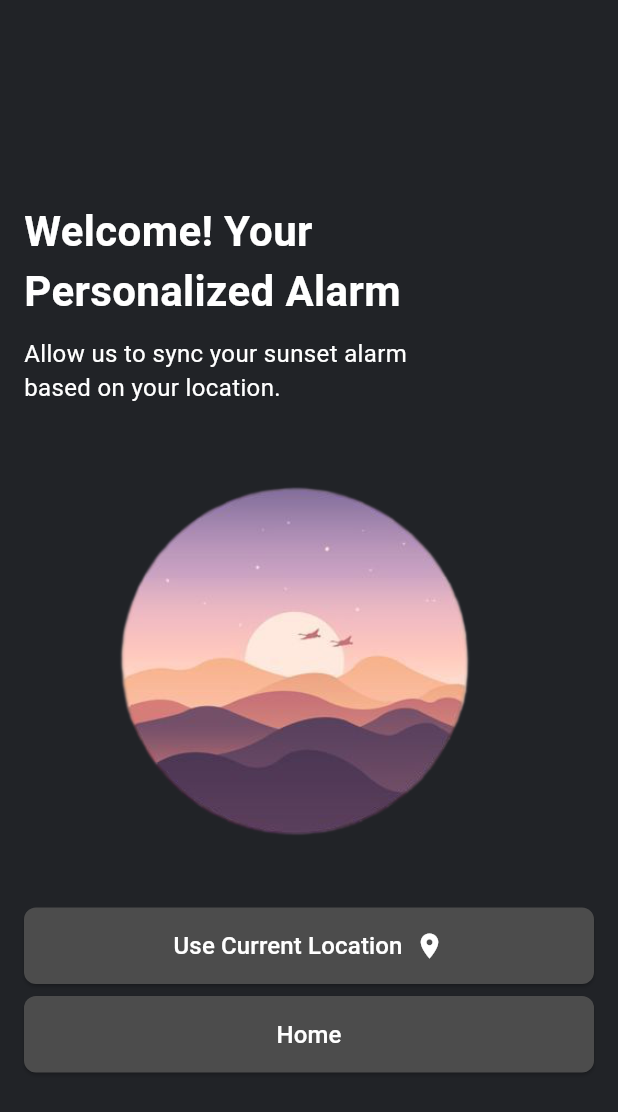
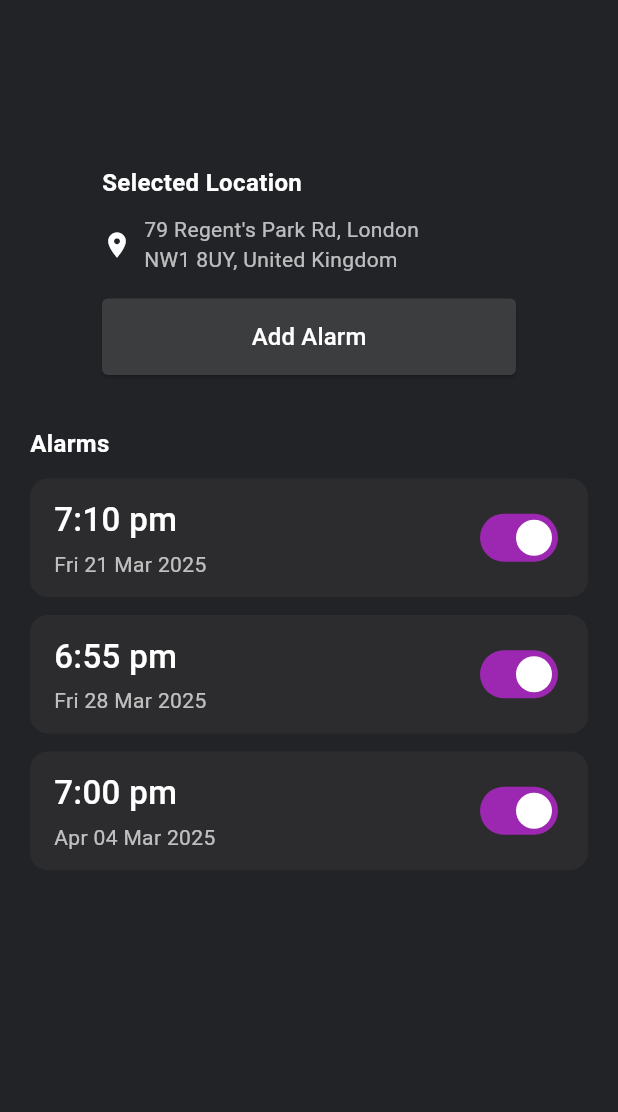
Before and after one commit to nahidhasanniloy/flutter_onboarding_screen_task, a Flutter app: the screen it shows after launch, after a tap on "Skip", after a tap on "Home", on a phone screen of 412 x 824 dp. Shown: the top 1112 px of the screen. Run offline on Flutter 3.47's test engine with Material 3 defaults, Android fonts, the phone set to English and light mode, and no system bars.

Commit message:
Add custom widgets and some changes in this project

```diff
--- a/lib/Screens/HomeScreen/home_screen.dart
+++ b/lib/Screens/HomeScreen/home_screen.dart
@@ -1,7 +1,8 @@
 import 'package:flutter/material.dart';
 import 'package:task/utils/colors.dart';
-import 'package:task/widgets/custom_button.dart';
-import '../../utils/text_style.dart';
+
+import '../../widgets/custom_button.dart';
+import '../LocationScreen/alarm_widget.dart';
 
 class HomeScreen extends StatelessWidget {
   const HomeScreen({super.key});
@@ -10,58 +11,95 @@ class HomeScreen extends StatelessWidget {
   Widget build(BuildContext context) {
     return Scaffold(
       backgroundColor: AppColors.backgroundColor,
-      body: Column(
-        children: [
-          Padding(
-            padding: const EdgeInsets.symmetric(horizontal: 16, vertical: 10),
+      body: SafeArea(
+        child: Padding(
+          padding: const EdgeInsets.all(20),
           child: Column(
             crossAxisAlignment: CrossAxisAlignment.start,
             children: [
-                SizedBox(height: 124),
-                Container(
-                  alignment: Alignment.centerLeft,
-                  child: headingTwo(
-                    data: 'Welcome! Your\nPersonalized Alarm',
+              const SizedBox(height: 80),
+              // ==============================  Selected Location Section
+              Padding(
+                padding: const EdgeInsets.symmetric(horizontal:48,vertical: 10),
+                child: Column(
+                  crossAxisAlignment: CrossAxisAlignment.start,
+                  children: [
+                    const Text(
+                      "Selected Location",
+                      style: TextStyle(
+                        color: Colors.white,
+                        fontSize: 16,
                         fontWeight: FontWeight.w600,
-                    textColor: Colors.white,
                       ),
                     ),
-                SizedBox(height: 10),
-                headingThree(
-                  data:
-                      'Allow us to sync your sunset alarm\nbased on your location.',
-                  textColor: AppColors.whiteColor,
-                ),
-                SizedBox(height: 16),
-
-                SizedBox(
-                  width: 360,
-                  height: 309,
-                  child: Image.asset(
-                    'assets/images/morning_picture.png',
-                    fit: BoxFit.cover,
+                    const SizedBox(height: 10),
+                    Row(
+                     // crossAxisAlignment: CrossAxisAlignment.start,
+                      mainAxisAlignment: MainAxisAlignment.center,
+                      children: const [
+                        Icon(Icons.location_on, color: Colors.white, size: 20,),
+                        SizedBox(width: 8),
+                        Expanded(
+                          child: Text(
+                            "79 Regent's Park Rd, London\nNW1 8UY, United Kingdom",
+                            style: TextStyle(color: Colors.white70, fontSize: 14),
                           ),
                         ),
-                SizedBox(height: 10),
+                      ],
+                    ),
+
+                    // selection section is end ===============================================================
+                    const SizedBox(height: 16),
+                    // =================================== custom button ==================================//
                     CustomButton(
-                  text: 'Use Current Location',
-                  onPressed: () {},
-                  color: AppColors.homeButtonColor,
-                  borderRadius: 8,
-                  suffixIcon: Icons.location_on,
+                      text: 'Add Alarm',
+                      onPressed: () {
+                        // Navigator.push(
+                        //   context,
+                        //   MaterialPageRoute(
+                        //     builder: (context) => const Onboarding3(),
+                        //   ),
+                        // );
+                      },
+                      color: AppColors.alarmButtonColor,
+                      borderRadius: 4,
                     ),
-                SizedBox(height: 8),
-                CustomButton(
-                  text: 'Home',
-                  onPressed: () {},
-                  color: AppColors.homeButtonColor,
-                  borderRadius: 8,
+
+                  ],
                 ),
+              ),
+
+
+
+              const SizedBox(height: 24),
+
+              // Alarms Section
+              const Text(
+                "Alarms",
+                style: TextStyle(
+                  color: Colors.white,
+                  fontSize: 16,
+                  fontWeight: FontWeight.w600,
+                ),
+              ),
+              const SizedBox(height: 12),
+
+              // Alarm List
+              Expanded(
+                child: ListView(
+                  children: const [
+                    AlarmTile(time: "7:10 pm", date: "Fri 21 Mar 2025"),
+                    SizedBox(height: 12),
+                    AlarmTile(time: "6:55 pm", date: "Fri 28 Mar 2025"),
+                    SizedBox(height: 12),
+                    AlarmTile(time: "7:00 pm", date: "Apr 04 Mar 2025"),
                   ],
                 ),
               ),
             ],
           ),
+        ),
+      ),
     );
   }
 }
--- /dev/null
+++ b/lib/Screens/LocationScreen/alarm_widget.dart
@@ -0,0 +1,51 @@
+import 'package:flutter/material.dart';
+
+class AlarmTile extends StatelessWidget {
+  final String time;
+  final String date;
+
+  const AlarmTile({super.key, required this.time, required this.date});
+
+  @override
+  Widget build(BuildContext context) {
+    return Container(
+      padding: const EdgeInsets.symmetric(horizontal: 16, vertical: 12),
+      decoration: BoxDecoration(
+        color: const Color(0xFF2C2C2E),
+        borderRadius: BorderRadius.circular(12),
+      ),
+      child: Row(
+        mainAxisAlignment: MainAxisAlignment.spaceBetween,
+        children: [
+          // Time + Date
+          Column(
+            crossAxisAlignment: CrossAxisAlignment.start,
+            children: [
+              Text(
+                time,
+                style: const TextStyle(
+                  fontSize: 22,
+                  color: Colors.white,
+                  fontWeight: FontWeight.w500,
+                ),
+              ),
+              const SizedBox(height: 4),
+              Text(
+                date,
+                style: const TextStyle(fontSize: 14, color: Colors.white70),
+              ),
+            ],
+          ),
+
+          // Switch
+          Switch(
+            value: true,
+            onChanged: (val) {},
+            activeColor: Colors.white,
+            activeTrackColor: Colors.purple,
+          ),
+        ],
+      ),
+    );
+  }
+}
--- /dev/null
+++ b/lib/Screens/LocationScreen/location_screen.dart
@@ -0,0 +1,73 @@
+import 'package:flutter/material.dart';
+import 'package:task/utils/colors.dart';
+import 'package:task/widgets/custom_button.dart';
+import '../../utils/text_style.dart';
+import '../HomeScreen/home_screen.dart';
+
+class LocationScreen extends StatelessWidget {
+  const LocationScreen ({super.key});
+
+  @override
+  Widget build(BuildContext context) {
+    return Scaffold(
+      backgroundColor: AppColors.backgroundColor,
+      body: Column(
+        children: [
+          Padding(
+            padding: const EdgeInsets.symmetric(horizontal: 16, vertical: 10),
+            child: Column(
+              crossAxisAlignment: CrossAxisAlignment.start,
+              children: [
+                SizedBox(height: 124),
+                Container(
+                  alignment: Alignment.centerLeft,
+                  child: headingTwo(
+                    data: 'Welcome! Your\nPersonalized Alarm',
+                    fontWeight: FontWeight.w600,
+                    textColor: Colors.white,
+                  ),
+                ),
+                SizedBox(height: 10),
+                headingThree(
+                  data:
+                      'Allow us to sync your sunset alarm\nbased on your location.',
+                  textColor: AppColors.whiteColor,
+                ),
+                SizedBox(height: 16),
+
+                SizedBox(
+                  width: 360,
+                  height: 309,
+                  child: Image.asset(
+                    'assets/images/morning_picture.png',
+                    fit: BoxFit.cover,
+                  ),
+                ),
+                SizedBox(height: 10),
+                CustomButton(
+                  text: 'Use Current Location',
+                  onPressed: () {},
+                  color: AppColors.homeButtonColor,
+                  borderRadius: 8,
+                  suffixIcon: Icons.location_on,
+                ),
+                SizedBox(height: 8),
+                CustomButton(
+                  text: 'Home',
+                  onPressed: () {
+                    Navigator.push(context, MaterialPageRoute(builder: (context) {
+                     return HomeScreen();
+                    },));
+
+                  },
+                  color: AppColors.homeButtonColor,
+                  borderRadius: 8,
+                ),
+              ],
+            ),
+          ),
+        ],
+      ),
+    );
+  }
+}
--- a/lib/Screens/onboarding.dart
+++ b/lib/Screens/onboarding.dart
@@ -2,7 +2,7 @@ import 'package:flutter/material.dart';
 import 'package:task/utils/colors.dart';
 import 'package:task/widgets/custom_button.dart';
 import '../widgets/indicator_widget.dart';
-import 'HomeScreen/home_screen.dart';
+import 'LocationScreen/location_screen.dart';
 import 'onboarding2.dart';
 
 class OnBoardingScreen extends StatelessWidget {
@@ -42,7 +42,7 @@ class OnBoardingScreen extends StatelessWidget {
                           Navigator.pushReplacement(
                             context,
                             MaterialPageRoute(
-                              builder: (context) => const HomeScreen(),
+                              builder: (context) => const LocationScreen(),
                             ),
                           );
                         },
--- a/lib/Screens/onboarding2.dart
+++ b/lib/Screens/onboarding2.dart
@@ -3,7 +3,7 @@ import 'package:flutter/material.dart';
 import '../utils/colors.dart';
 import '../widgets/custom_button.dart';
 import '../widgets/indicator_widget.dart';
-import 'HomeScreen/home_screen.dart';
+import 'LocationScreen/location_screen.dart';
 import 'onboarding3.dart';
 
 class Onboarding2 extends StatelessWidget {
@@ -31,8 +31,8 @@ class Onboarding2 extends StatelessWidget {
                     fit: BoxFit.cover,
                   ),
                 ),
+
                 // ============================== this is a skip section ==============================//
-
                 SafeArea(
                   child: Align(
                     alignment: Alignment.topRight,
@@ -43,7 +43,7 @@ class Onboarding2 extends StatelessWidget {
                           Navigator.pushReplacement(
                             context,
                             MaterialPageRoute(
-                              builder: (context) => const HomeScreen(),
+                              builder: (context) => const LocationScreen(),
                             ),
                           );
                         },
@@ -60,19 +60,14 @@ class Onboarding2 extends StatelessWidget {
                   ),
                 ),
               ],
-            )
+            ),
           ),
-
-
 
           // ================================== Text Section ========================//
           Expanded(
             flex: 5,
             child: Container(
-              padding: const EdgeInsets.symmetric(
-                horizontal: 20,
-                vertical: 30,
-              ),
+              padding: const EdgeInsets.symmetric(horizontal: 20, vertical: 30),
               color: Colors.grey.shade900,
               child: Column(
                 crossAxisAlignment: CrossAxisAlignment.start,
@@ -99,7 +94,6 @@ class Onboarding2 extends StatelessWidget {
                   const SizedBox(height: 20),
 
                   // =================================== custom button ==================================//
-
                   CustomButton(
                     text: 'Text',
                     onPressed: () {
@@ -111,8 +105,6 @@ class Onboarding2 extends StatelessWidget {
                       );
                     },
                   ),
-
-
                 ],
               ),
             ),
--- a/lib/Screens/onboarding3.dart
+++ b/lib/Screens/onboarding3.dart
@@ -1,9 +1,8 @@
 import 'package:flutter/material.dart';
-
 import '../utils/colors.dart';
 import '../widgets/custom_button.dart';
 import '../widgets/indicator_widget.dart';
-import 'HomeScreen/home_screen.dart';
+import 'LocationScreen/location_screen.dart';
 
 class Onboarding3 extends StatelessWidget {
   const Onboarding3({super.key});
@@ -40,7 +39,7 @@ class Onboarding3 extends StatelessWidget {
                           Navigator.pushReplacement(
                             context,
                             MaterialPageRoute(
-                              builder: (context) => const HomeScreen(),
+                              builder: (context) => const LocationScreen(),
                             ),
                           );
                         },
@@ -93,23 +92,17 @@ class Onboarding3 extends StatelessWidget {
                   const SizedBox(height: 20),
 
                   // =================================== custom button page 2 ==================================//
-
                   CustomButton(
                     text: 'Text',
                     onPressed: () {
                       Navigator.push(
                         context,
                         MaterialPageRoute(
-                          builder: (context) => const HomeScreen(),
+                          builder: (context) => const LocationScreen(),
                         ),
                       );
                     },
                   ),
-
-
-
-
-
                 ],
               ),
             ),
--- a/lib/utils/colors.dart
+++ b/lib/utils/colors.dart
@@ -6,4 +6,5 @@ class AppColors {
   static Color backgroundColor = Color(0xff212327);
   static Color whiteColor = Color(0xffffffff);
   static Color homeButtonColor = Color(0xff4c4c4c);
+  static Color alarmButtonColor = Color(0xff3c3d3f);
 }
```
Lines whose indentation alone changed are shown as unchanged.
